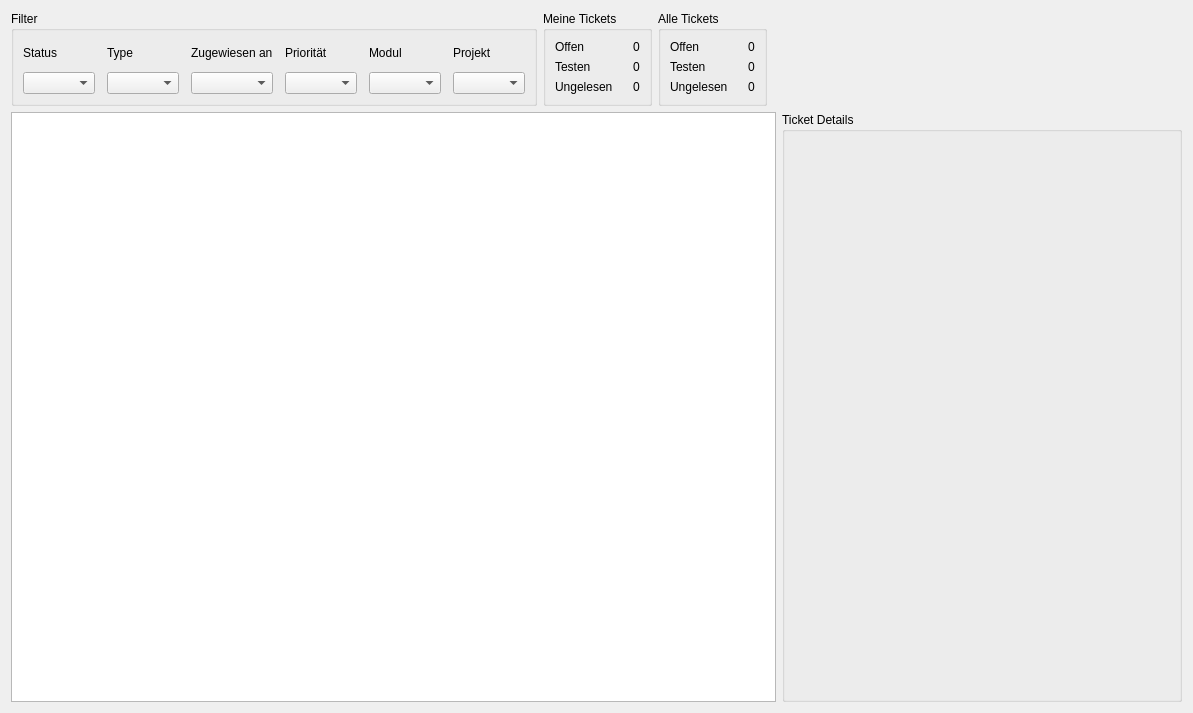
Qt form TicketsWidget.ui (ghannami/TicketSystem) before a commit.
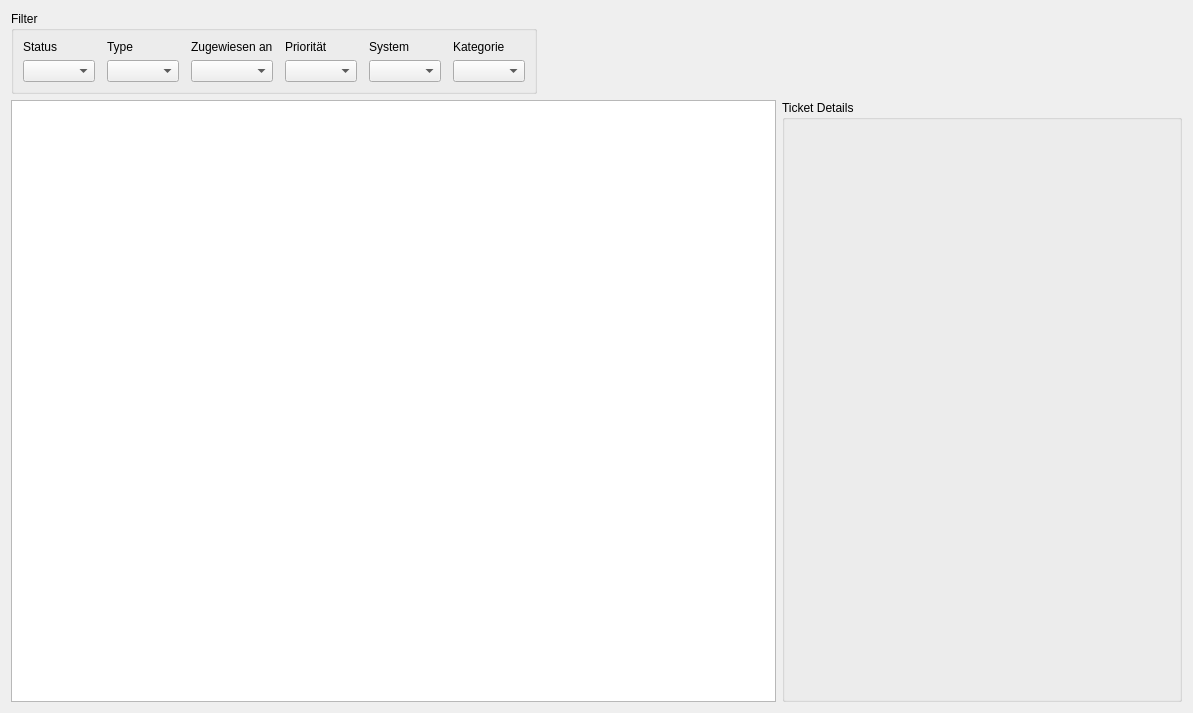
The same form after that commit.

Commit message: Systeme Versionen und Test Verwaltung.

Diff of the .ui file:
```diff
--- a/TicketsWidget.ui
+++ b/TicketsWidget.ui
@@ -25,29 +25,6 @@
         <property name="horizontalSpacing">
          <number>12</number>
         </property>
-        <item row="0" column="5">
-         <widget class="QLabel" name="label_6">
-          <property name="text">
-           <string>Projekt</string>
-          </property>
-         </widget>
-        </item>
-        <item row="1" column="0">
-         <widget class="QComboBox" name="stateBox"/>
-        </item>
-        <item row="1" column="4">
-         <widget class="QComboBox" name="moduleBox"/>
-        </item>
-        <item row="0" column="0">
-         <widget class="QLabel" name="label">
-          <property name="text">
-           <string>Status</string>
-          </property>
-         </widget>
-        </item>
-        <item row="1" column="5">
-         <widget class="QComboBox" name="projectBox"/>
-        </item>
         <item row="0" column="3">
          <widget class="QLabel" name="label_3">
           <property name="text">
@@ -78,120 +55,35 @@
           </property>
          </widget>
         </item>
-        <item row="0" column="4">
+        <item row="0" column="5">
          <widget class="QLabel" name="label_5">
           <property name="text">
-           <string>Modul</string>
+           <string>Kategorie</string>
           </property>
          </widget>
         </item>
-       </layout>
-      </widget>
-     </item>
-     <item>
-      <widget class="QGroupBox" name="groupBox_2">
-       <property name="title">
-        <string>Meine Tickets</string>
-       </property>
-       <layout class="QGridLayout" name="gridLayout_2">
-        <property name="horizontalSpacing">
-         <number>20</number>
-        </property>
-        <item row="0" column="0">
-         <widget class="QLabel" name="label_7">
-          <property name="text">
-           <string>Offen</string>
-          </property>
-         </widget>
-        </item>
         <item row="1" column="0">
-         <widget class="QLabel" name="label2">
-          <property name="text">
-           <string>Testen</string>
-          </property>
-         </widget>
+         <widget class="QComboBox" name="stateBox"/>
         </item>
-        <item row="2" column="0">
-         <widget class="QLabel" name="label3">
-          <property name="text">
-           <string>Ungelesen</string>
-          </property>
-         </widget>
+        <item row="1" column="5">
+         <widget class="QComboBox" name="unitCategorieBox"/>
         </item>
-        <item row="0" column="1">
-         <widget class="QLabel" name="myOpen">
-          <property name="text">
-           <string>0</string>
-          </property>
-         </widget>
-        </item>
-        <item row="1" column="1">
-         <widget class="QLabel" name="myTest">
-          <property name="text">
-           <string>0</string>
-          </property>
-         </widget>
-        </item>
-        <item row="2" column="1">
-         <widget class="QLabel" name="myUnread">
-          <property name="text">
-           <string>0</string>
-          </property>
-         </widget>
-        </item>
-       </layout>
-      </widget>
-     </item>
-     <item>
-      <widget class="QGroupBox" name="groupBox_3">
-       <property name="title">
-        <string>Alle Tickets</string>
-       </property>
-       <layout class="QGridLayout" name="gridLayout_3">
-        <property name="horizontalSpacing">
-         <number>20</number>
-        </property>
-        <item row="1" column="1">
-         <widget class="QLabel" name="allTest">
-          <property name="text">
-           <string>0</string>
-          </property>
-         </widget>
-        </item>
-        <item row="0" column="1">
-         <widget class="QLabel" name="allOpen">
-          <property name="text">
-           <string>0</string>
-          </property>
-         </widget>
-        </item>
         <item row="0" column="0">
-         <widget class="QLabel" name="label_8">
+         <widget class="QLabel" name="label">
           <property name="text">
-           <string>Offen</string>
+           <string>Status</string>
           </property>
          </widget>
         </item>
-        <item row="1" column="0">
-         <widget class="QLabel" name="label_9">
+        <item row="0" column="4">
+         <widget class="QLabel" name="label_6">
           <property name="text">
-           <string>Testen</string>
+           <string>System</string>
           </property>
          </widget>
         </item>
-        <item row="2" column="1">
-         <widget class="QLabel" name="allUnread">
-          <property name="text">
-           <string>0</string>
-          </property>
-         </widget>
-        </item>
-        <item row="2" column="0">
-         <widget class="QLabel" name="label_10">
-          <property name="text">
-           <string>Ungelesen</string>
-          </property>
-         </widget>
+        <item row="1" column="4">
+         <widget class="QComboBox" name="systemBox"/>
         </item>
        </layout>
       </widget>
```
The commit also changes 27 other files.
